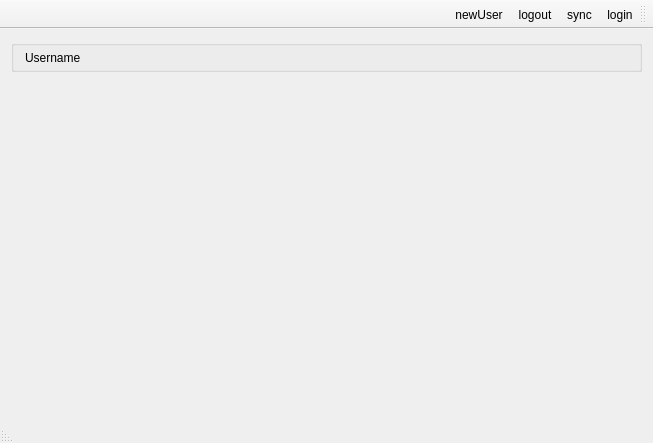
First picture: the form in Client/reghaabat/mainwindow.ui, repository nournia/ketabkhaane, before the edit.
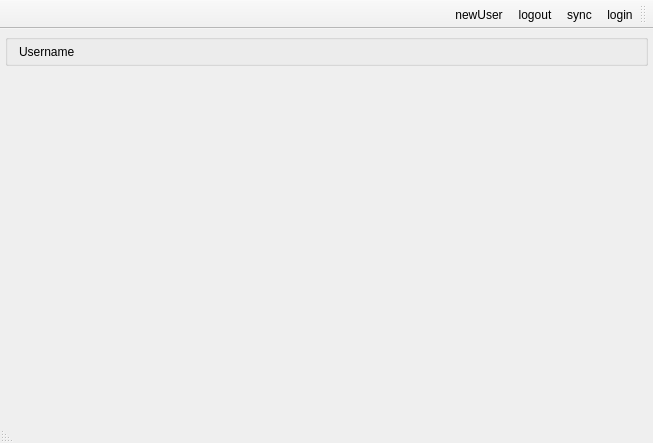
Second picture: the form after the edit.

What changed in the file:
```diff
--- a/Client/reghaabat/mainwindow.ui
+++ b/Client/reghaabat/mainwindow.ui
@@ -21,6 +21,12 @@
     <locale language="Persian" country="Iran"/>
    </property>
    <layout class="QVBoxLayout" name="verticalLayout_2">
+    <property name="spacing">
+     <number>2</number>
+    </property>
+    <property name="margin">
+     <number>5</number>
+    </property>
     <item>
      <widget class="QGroupBox" name="gUser">
       <property name="minimumSize">
```
